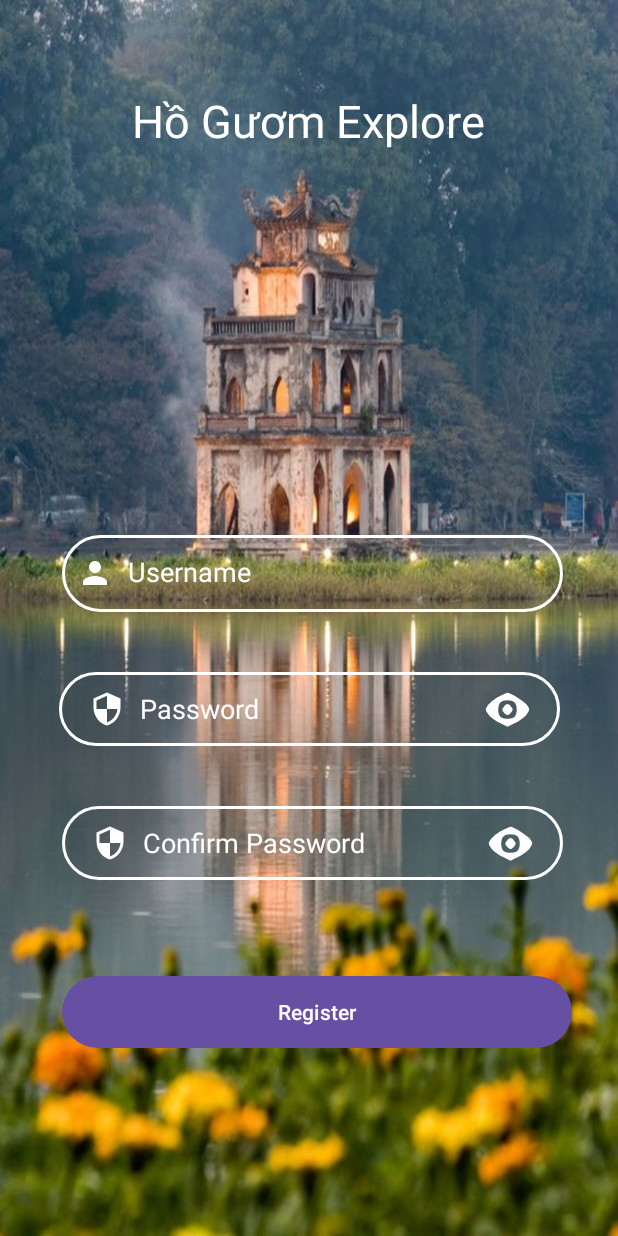
After one commit to phamtungthuy/Ho_Guom_Explore, an Android app: the RegisterActivity screen opened directly, with no data from a screen before it, on a phone screen of 412 x 824 dp. The commit adds this screen. Run offline under Robolectric (Android 15) with nearby library versions, the phone set to English and light mode, and no system bars.

Commit message:
Basic register page

```diff
--- a/app/src/main/AndroidManifest.xml
+++ b/app/src/main/AndroidManifest.xml
@@ -12,6 +12,9 @@
         android:supportsRtl="true"
         android:theme="@style/Theme.Ho_Guom_Explore"
         tools:targetApi="31">
+        <activity
+            android:name=".RegisterActivity"
+            android:exported="false" />
         <activity
             android:name=".LoginActivity"
             android:exported="true">
--- a/app/src/main/java/org/meicode/ho_guom_explore/LoginActivity.java
+++ b/app/src/main/java/org/meicode/ho_guom_explore/LoginActivity.java
@@ -9,24 +9,34 @@ import android.view.MotionEvent;
 import android.view.View;
 import android.widget.Button;
 import android.widget.EditText;
+import android.widget.ImageButton;
 
 public class LoginActivity extends AppCompatActivity {
     EditText edUsername, edPassword;
-    Button btn;
+    Button loginBtn;
+    ImageButton rgBtn;
     @Override
     protected void onCreate(Bundle savedInstanceState) {
         super.onCreate(savedInstanceState);
         setContentView(R.layout.activity_login);
         edUsername = findViewById(R.id.editTextLoginUsername);
         edPassword = findViewById(R.id.editTextLoginPassword);
-        btn = findViewById(R.id.buttonLogin);
+        loginBtn = findViewById(R.id.buttonLogin);
+        rgBtn = findViewById(R.id.buttonRegister);
 
         handleShowPassword();
 
-        btn.setOnClickListener((new View.OnClickListener() {
+        loginBtn.setOnClickListener((new View.OnClickListener() {
             @Override
             public void onClick(View v) {
                 startActivity(new Intent(LoginActivity.this, MainActivity.class));
+            }
+        }));
+
+        rgBtn.setOnClickListener((new View.OnClickListener() {
+            @Override
+            public void onClick(View v) {
+                startActivity(new Intent(LoginActivity.this, RegisterActivity.class));
             }
         }));
     }
--- /dev/null
+++ b/app/src/main/java/org/meicode/ho_guom_explore/RegisterActivity.java
@@ -0,0 +1,75 @@
+package org.meicode.ho_guom_explore;
+
+import androidx.appcompat.app.AppCompatActivity;
+
+import android.content.Intent;
+import android.os.Bundle;
+import android.text.InputType;
+import android.view.MotionEvent;
+import android.view.View;
+import android.widget.Button;
+import android.widget.EditText;
+import android.widget.ImageButton;
+
+public class RegisterActivity extends AppCompatActivity {
+    EditText edUsername, edPassword, edConfirmPassword;
+    Button registerBtn;
+    ImageButton lgBtn;
+    @Override
+    protected void onCreate(Bundle savedInstanceState) {
+        super.onCreate(savedInstanceState);
+        setContentView(R.layout.activity_register);
+        edUsername = findViewById(R.id.editTextRegUsername);
+        edPassword = findViewById(R.id.editTextRegPassword);
+        edConfirmPassword = findViewById(R.id.editTextRegConfirmPassword);
+        registerBtn = findViewById(R.id.buttonRegister);
+//        rgBtn = findViewById(R.id.buttonRegister);
+
+        registerBtn.setOnClickListener((new View.OnClickListener() {
+            @Override
+            public void onClick(View v) {
+                startActivity(new Intent(RegisterActivity.this, LoginActivity.class));
+
+            }
+        }));
+
+        handleShowPassword(edPassword);
+        handleShowPassword(edConfirmPassword);
+
+    }
+
+    public void handleShowPassword(EditText editText) {
+        final boolean[] isPasswordVisible = {false};
+
+
+        // Thiết lập sự kiện click cho drawableRight
+        editText.setOnTouchListener(new View.OnTouchListener() {
+            @Override
+            public boolean onTouch(View v, MotionEvent event) {
+                final int DRAWABLE_RIGHT = 2;
+
+                if (event.getAction() == MotionEvent.ACTION_UP) {
+                    if (event.getRawX() >= (editText.getRight() -
+                            editText.getCompoundDrawables()[DRAWABLE_RIGHT].getBounds().width()) - editText.getPaddingRight()) {
+                        // Người dùng đã nhấn vào drawableRight
+                        if (isPasswordVisible[0]) {
+                            // Đã hiển thị mật khẩu, chuyển thành ẩn mật khẩu
+                            editText.setInputType(InputType.TYPE_CLASS_TEXT |
+                                    InputType.TYPE_TEXT_VARIATION_PASSWORD);
+                            editText.setCompoundDrawablesWithIntrinsicBounds(R.drawable.ic_baseline_security_24, 0,
+                                    R.drawable.ic_eye, 0);
+                        } else {
+                            // Đã ẩn mật khẩu, chuyển thành hiển thị mật khẩu
+                            editText.setInputType(InputType.TYPE_CLASS_TEXT);
+                            editText.setCompoundDrawablesWithIntrinsicBounds(R.drawable.ic_baseline_security_24, 0,
+                                    R.drawable.ic_slash_eye, 0);
+                        }
+                        isPasswordVisible[0] = !isPasswordVisible[0];
+                        return true;
+                    }
+                }
+                return false;
+            }
+        });
+    }
+}
--- a/app/src/main/res/layout/activity_login.xml
+++ b/app/src/main/res/layout/activity_login.xml
@@ -73,7 +73,7 @@
         app:layout_constraintTop_toTopOf="parent" />
 
     <TextView
-        android:id="@+id/textView"
+        android:id="@+id/title"
         android:layout_width="wrap_content"
         android:layout_height="wrap_content"
         android:text="Hồ Gươm Explore"
@@ -86,4 +86,17 @@
         app:layout_constraintTop_toTopOf="parent"
         app:layout_constraintVertical_bias="0.22" />
 
+    <ImageButton
+        android:id="@+id/buttonRegister"
+        android:layout_width="74dp"
+        android:layout_height="68dp"
+        android:backgroundTint="#00FFFFFF"
+        app:layout_constraintBottom_toTopOf="@+id/title"
+        app:layout_constraintEnd_toEndOf="parent"
+        app:layout_constraintHorizontal_bias="0.0"
+        app:layout_constraintStart_toStartOf="parent"
+        app:layout_constraintTop_toTopOf="parent"
+        app:layout_constraintVertical_bias="0.0"
+        app:srcCompat="@drawable/ic_launcher" />
+
 </androidx.constraintlayout.widget.ConstraintLayout>
--- /dev/null
+++ b/app/src/main/res/layout/activity_register.xml
@@ -0,0 +1,109 @@
+<?xml version="1.0" encoding="utf-8"?>
+<androidx.constraintlayout.widget.ConstraintLayout xmlns:android="http://schemas.android.com/apk/res/android"
+    xmlns:app="http://schemas.android.com/apk/res-auto"
+    xmlns:tools="http://schemas.android.com/tools"
+    android:layout_width="match_parent"
+    android:layout_height="match_parent"
+    android:background="@drawable/bg"
+    tools:context=".RegisterActivity">
+
+    <TextView
+        android:id="@+id/title"
+        android:layout_width="wrap_content"
+        android:layout_height="wrap_content"
+        android:layout_marginTop="60dp"
+        android:text="Hồ Gươm Explore"
+        android:textColor="@color/white"
+        android:textSize="30dp"
+        app:layout_constraintEnd_toEndOf="parent"
+        app:layout_constraintHorizontal_bias="0.497"
+        app:layout_constraintStart_toStartOf="parent"
+        app:layout_constraintTop_toTopOf="parent"
+        app:layout_constraintVertical_bias="0.22" />
+
+
+    <Button
+        android:id="@+id/buttonRegister"
+        android:layout_width="340dp"
+        android:layout_height="0dp"
+        android:layout_marginTop="64dp"
+        android:background="@drawable/btn_bg"
+        android:backgroundTint="@color/black"
+        android:ellipsize="none"
+        android:text="Register"
+        android:theme="@android:style/Theme.Black"
+        app:layout_constraintEnd_toEndOf="parent"
+        app:layout_constraintHorizontal_bias="0.577"
+        app:layout_constraintStart_toStartOf="parent"
+        app:layout_constraintTop_toBottomOf="@+id/editTextRegConfirmPassword" />
+
+    <EditText
+        android:id="@+id/editTextRegPassword"
+        android:layout_width="334dp"
+        android:layout_height="49dp"
+        android:layout_marginTop="40dp"
+        android:background="@drawable/input_bg"
+        android:drawableLeft="@drawable/ic_baseline_security_24"
+        android:drawableRight="@drawable/ic_eye"
+        android:drawablePadding="10dp"
+        android:ems="10"
+        android:hint="Password"
+        android:inputType="textPassword"
+        android:paddingLeft="20dp"
+        android:paddingTop="10dp"
+        android:paddingRight="20dp"
+        android:paddingBottom="10dp"
+        android:textColor="@color/white"
+        android:textColorHint="@color/white"
+        app:layout_constraintEnd_toEndOf="parent"
+        app:layout_constraintStart_toStartOf="parent"
+        app:layout_constraintTop_toBottomOf="@+id/editTextRegUsername" />
+
+    <EditText
+        android:id="@+id/editTextRegUsername"
+        android:layout_width="334dp"
+        android:layout_height="51dp"
+        android:background="@drawable/input_bg"
+        android:drawableLeft="@drawable/ic_baseline_person_24"
+        android:drawablePadding="10dp"
+        android:ems="10"
+        android:hint="Username"
+        android:includeFontPadding="false"
+        android:inputType="text"
+        android:paddingLeft="10dp"
+        android:paddingTop="10dp"
+        android:paddingRight="10dp"
+        android:paddingBottom="10dp"
+        android:textColor="@color/white"
+        android:textColorHint="@color/white"
+        android:textFontWeight="700"
+        app:layout_constraintBottom_toBottomOf="parent"
+        app:layout_constraintEnd_toEndOf="parent"
+        app:layout_constraintHorizontal_bias="0.532"
+        app:layout_constraintStart_toStartOf="parent"
+        app:layout_constraintTop_toBottomOf="@+id/title"
+        app:layout_constraintVertical_bias="0.381" />
+
+    <EditText
+        android:id="@+id/editTextRegConfirmPassword"
+        android:layout_width="334dp"
+        android:layout_height="49dp"
+        android:layout_marginTop="40dp"
+        android:background="@drawable/input_bg"
+        android:drawableLeft="@drawable/ic_baseline_security_24"
+        android:drawableRight="@drawable/ic_eye"
+        android:drawablePadding="10dp"
+        android:ems="10"
+        android:hint="Confirm Password"
+        android:inputType="textPassword"
+        android:paddingLeft="20dp"
+        android:paddingTop="10dp"
+        android:paddingRight="20dp"
+        android:paddingBottom="10dp"
+        android:textColor="@color/white"
+        android:textColorHint="@color/white"
+        app:layout_constraintEnd_toEndOf="parent"
+        app:layout_constraintHorizontal_bias="0.532"
+        app:layout_constraintStart_toStartOf="parent"
+        app:layout_constraintTop_toBottomOf="@+id/editTextRegPassword" />
+</androidx.constraintlayout.widget.ConstraintLayout>
```
Also changed, not shown: app/src/main/res/drawable/ic_launcher.png (added).
